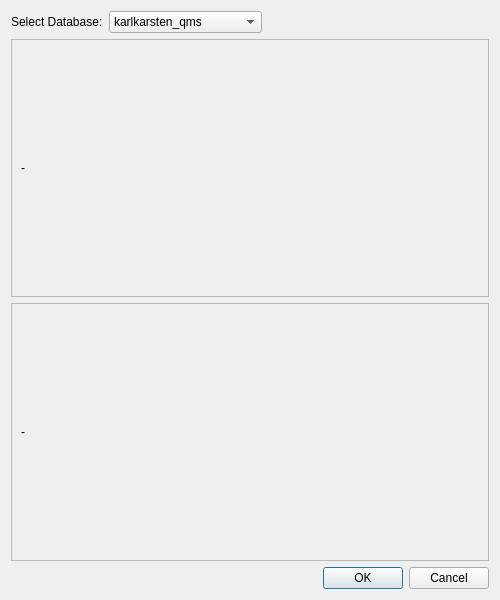
kkarsten62/qmapshack, file src/qmapshack/gis/trk/IFitDataSettingsDialog.ui: the form before one commit.
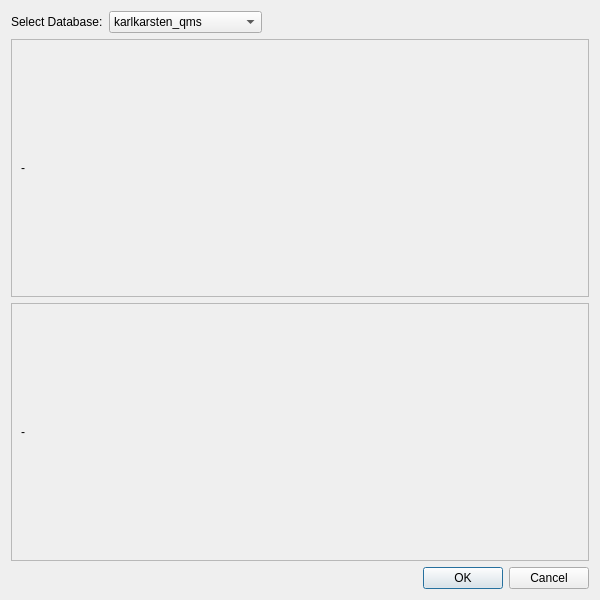
The form after the commit.

Diff of the .ui file:
```diff
--- a/src/qmapshack/gis/trk/IFitDataSettingsDialog.ui
+++ b/src/qmapshack/gis/trk/IFitDataSettingsDialog.ui
@@ -6,13 +6,13 @@
    <rect>
     <x>0</x>
     <y>0</y>
-    <width>500</width>
+    <width>600</width>
     <height>600</height>
    </rect>
   </property>
   <property name="minimumSize">
    <size>
-    <width>500</width>
+    <width>600</width>
     <height>600</height>
    </size>
   </property>
```
Left out of the diff: 2 changed lines with no effect on the pictures.
